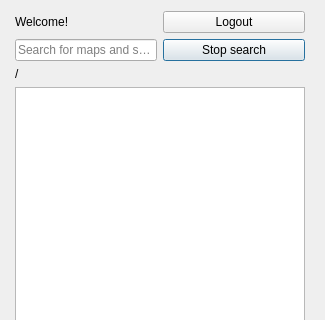
The window that tabs/MyDriveLoggedInTab.ui (ellipsis-drive-internal/qgis-plugin) describes before a commit, drawn with Qt 5; both pictures show x 0 to 325 and y 0 to 320 of the 325 by 558 pixel window.
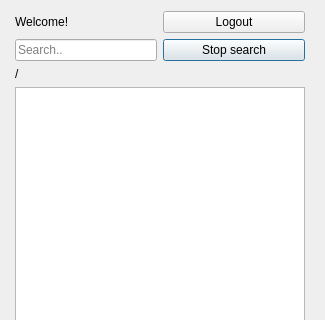
The same window after the commit.

Commit message: WFS/WMS/WMTS now work, WCS almost. Search is disabled,almost done implementing but needs some more thought

```diff
--- a/tabs/MyDriveLoggedInTab.ui
+++ b/tabs/MyDriveLoggedInTab.ui
@@ -50,8 +50,11 @@
         <verstretch>0</verstretch>
        </sizepolicy>
       </property>
+      <property name="text">
+       <string/>
+      </property>
       <property name="placeholderText">
-       <string>Search for maps and shapes</string>
+       <string>Search..</string>
       </property>
      </widget>
     </item>
```
The commit also changes 3 other files.
